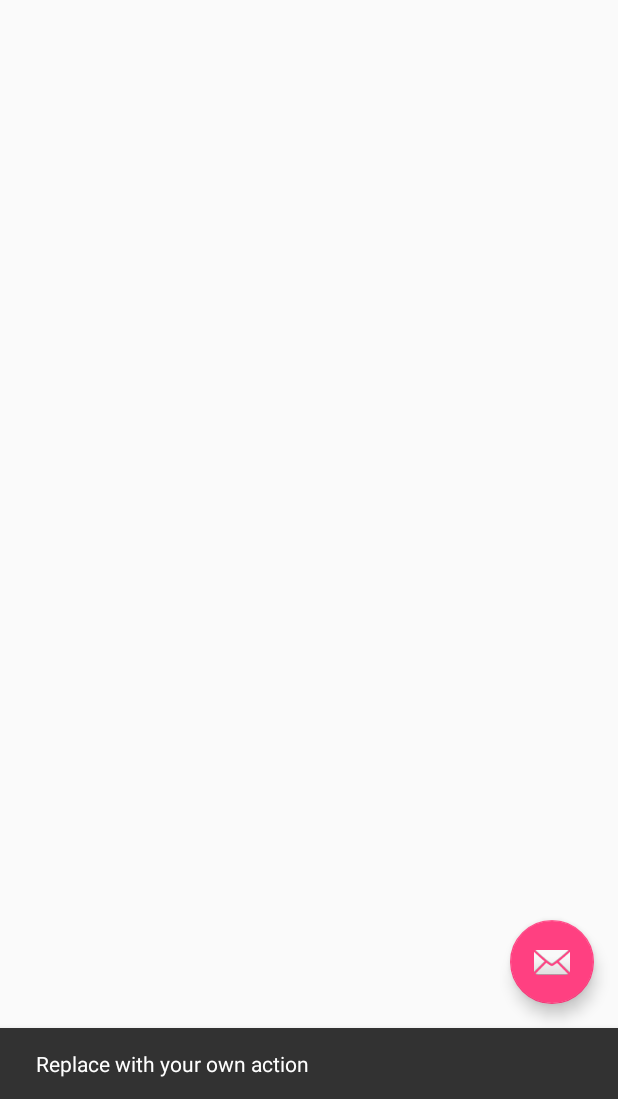
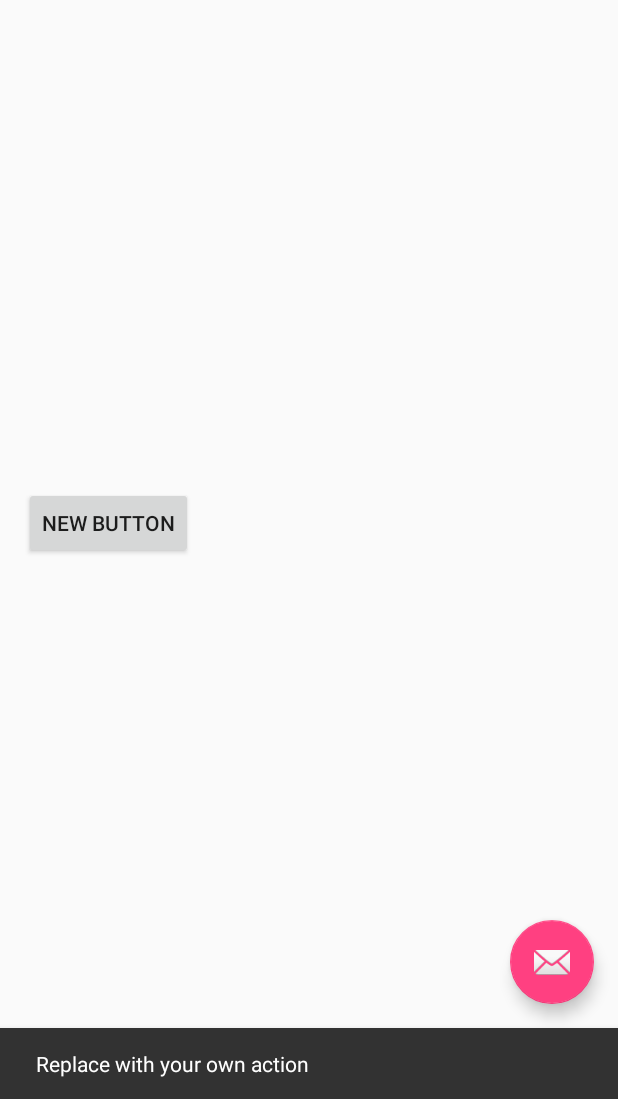
Before and after one commit to sahil06/hello-world, an Android app: the screen it shows after launch (MainActivity), after a tap on an icon or button, on a phone screen of 412 x 824 dp, the part 137-1236 px from its top. Run offline under Robolectric (Android 15) with nearby library versions, the phone set to English and light mode, and no system bars.

Commit message:
added new button

```diff
--- a/FirstProject/app/src/main/res/layout/content_main.xml
+++ b/FirstProject/app/src/main/res/layout/content_main.xml
@@ -16,4 +16,13 @@
         android:layout_width="wrap_content"
         android:layout_height="wrap_content"
         android:text="Hello World!" />
+
+    <Button
+        android:layout_width="wrap_content"
+        android:layout_height="wrap_content"
+        android:text="New Button"
+        android:id="@+id/button"
+        android:layout_centerVertical="true"
+        android:layout_alignParentLeft="true"
+        android:layout_alignParentStart="true" />
 </RelativeLayout>
```
